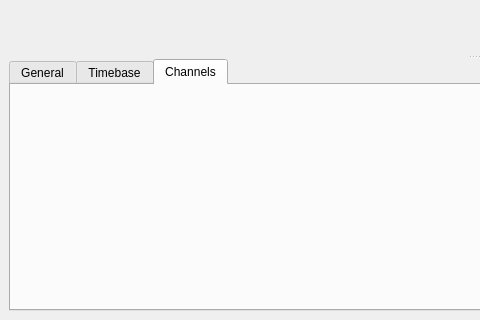
Qt form mainwindow.ui (CodingMarco/qsoftscopegpib) before a commit; both pictures show x 0 to 480 and y 262 to 582 of the 953 by 582 pixel window.
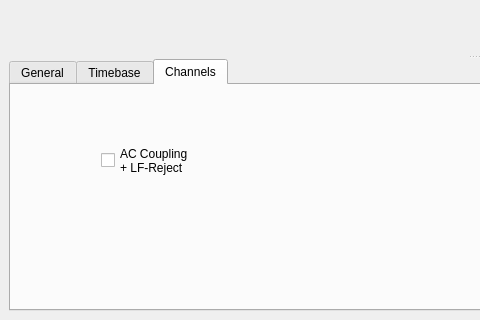
The same form after that commit. The open tabs and pages were chosen to show the change. Custom widgets are drawn as their Qt base class.

Diff of the .ui file:
```diff
--- a/mainwindow.ui
+++ b/mainwindow.ui
@@ -254,6 +254,20 @@
         <attribute name="title">
          <string>Channels</string>
         </attribute>
+        <widget class="QCheckBox" name="checkBoxACLF">
+         <property name="geometry">
+          <rect>
+           <x>90</x>
+           <y>50</y>
+           <width>111</width>
+           <height>51</height>
+          </rect>
+         </property>
+         <property name="text">
+          <string>AC Coupling
++ LF-Reject</string>
+         </property>
+        </widget>
        </widget>
       </widget>
      </widget>
```
Left out of the diff: 2 changed lines with no effect on the pictures.
